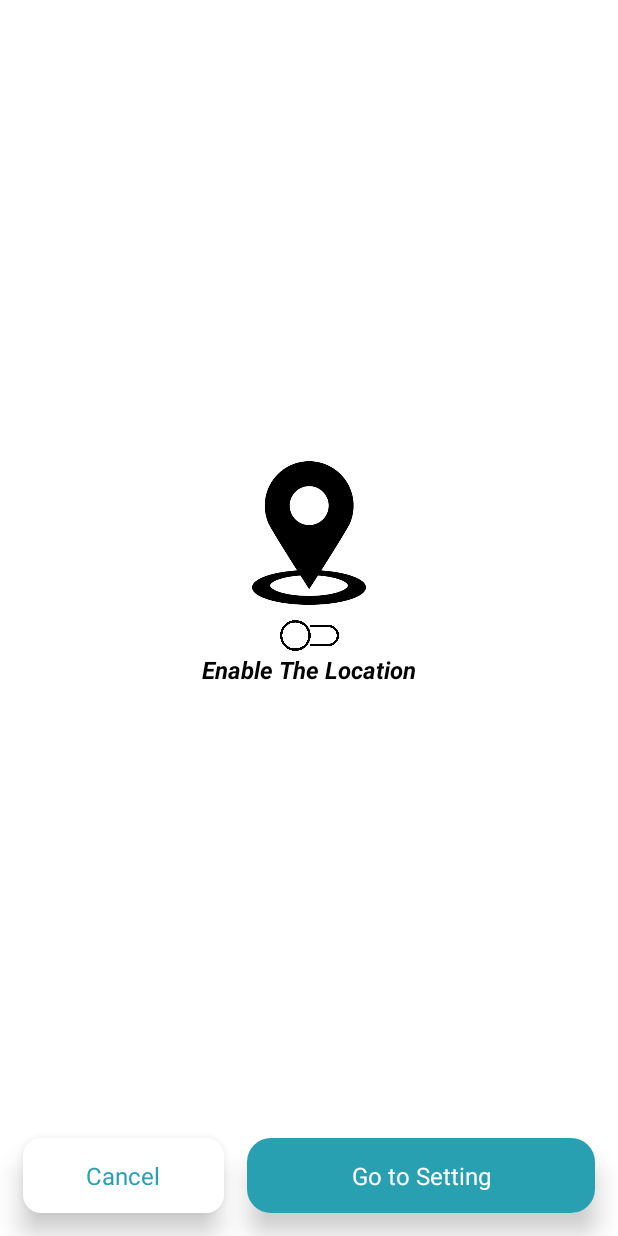
After one commit to tahajadid/SavedPlaces, an Android app: the layout enable_location.xml on its own in the app's theme, with its tools: preview values and no code run, on a phone screen of 412 x 824 dp. The commit adds this screen. Run offline under Robolectric (Android 15) with nearby library versions, the phone set to English and light mode, and no system bars.

Commit message:
Add enable location fix design bug

```diff
--- a/app/src/main/java/tahadeta/example/savedplaces/helper/Constants.kt
+++ b/app/src/main/java/tahadeta/example/savedplaces/helper/Constants.kt
@@ -1,6 +1,5 @@
 package tahadeta.example.savedplaces.helper
 
 object Constants {
-
-    val LIST_FAV = "list_fav"
+    val FIRST_CON = "first_con"
 }
--- a/app/src/main/java/tahadeta/example/savedplaces/ui/demo/DemoActivity.kt
+++ b/app/src/main/java/tahadeta/example/savedplaces/ui/demo/DemoActivity.kt
@@ -64,7 +64,7 @@ class DemoActivity : AppCompatActivity(), ViewPagerAdapter.ConditionViewPager {
     }
 
     private fun addToList() {
-        for (item in 1..4) {
+        for (item in 1..3) {
             data.add("item $item")
         }
     }
--- a/app/src/main/java/tahadeta/example/savedplaces/ui/map/FavouriteAdapter.kt
+++ b/app/src/main/java/tahadeta/example/savedplaces/ui/map/FavouriteAdapter.kt
@@ -25,15 +25,15 @@ class FavouriteAdapter(
     inner class ViewHolder(itemView: View) : RecyclerView.ViewHolder(itemView) {
 
         fun bindView(item: FavouritePlace, position: Int, context: Context?) {
-            var cordToShow: String = ""
+            var cordToShow = ""
 
-            val deleteImage: TextView = itemView.findViewById(R.id.delete_tv)
             val labelPlace: TextView = itemView.findViewById(R.id.place_name)
             val coordonateItem: TextView = itemView.findViewById(R.id.coordonate_item)
 
             if (item.lat.toString().length > 7) cordToShow += item.lat.toString().take(6) else
                 cordToShow += item.lat.toString()
 
+            cordToShow += " / "
             if (item.lng.toString().length > 7) cordToShow += item.lng.toString().take(6) else
                 cordToShow += item.lng.toString()
 
--- /dev/null
+++ b/app/src/main/res/layout/enable_location.xml
@@ -0,0 +1,97 @@
+<?xml version="1.0" encoding="utf-8"?>
+<androidx.constraintlayout.widget.ConstraintLayout xmlns:android="http://schemas.android.com/apk/res/android"
+    xmlns:app="http://schemas.android.com/apk/res-auto"
+    xmlns:tools="http://schemas.android.com/tools"
+    android:layout_width="match_parent"
+    android:background="@drawable/item_bg"
+    android:layout_height="match_parent">
+
+    <androidx.constraintlayout.widget.Guideline
+        android:id="@+id/guideline7"
+        android:layout_width="wrap_content"
+        android:layout_height="wrap_content"
+        android:orientation="horizontal"
+        app:layout_constraintGuide_percent="0.5" />
+
+    <androidx.constraintlayout.widget.Guideline
+        android:id="@+id/guideline9"
+        android:layout_width="wrap_content"
+        android:layout_height="wrap_content"
+        android:orientation="horizontal"
+        app:layout_constraintGuide_percent="0.7" />
+
+    <androidx.constraintlayout.widget.Guideline
+        android:id="@+id/guideline8"
+        android:layout_width="wrap_content"
+        android:layout_height="wrap_content"
+        android:orientation="vertical"
+        app:layout_constraintGuide_percent="0.4" />
+
+    <ImageView
+        android:id="@+id/imageView"
+        android:layout_width="136dp"
+        android:layout_height="113dp"
+        app:layout_constraintBottom_toTopOf="@+id/guideline7"
+        app:layout_constraintEnd_toEndOf="parent"
+        app:layout_constraintHorizontal_bias="0.5"
+        app:layout_constraintStart_toStartOf="parent"
+        app:layout_constraintTop_toTopOf="parent"
+        app:layout_constraintVertical_bias="1.0"
+        app:srcCompat="@drawable/location" />
+
+    <ImageView
+        android:id="@+id/imageView4"
+        android:layout_width="39dp"
+        android:layout_height="23dp"
+        app:layout_constraintEnd_toEndOf="parent"
+        app:layout_constraintHorizontal_bias="0.5"
+        app:layout_constraintStart_toStartOf="parent"
+        app:layout_constraintTop_toTopOf="@+id/guideline7"
+        app:srcCompat="@drawable/on" />
+
+    <TextView
+        android:id="@+id/textView3"
+        android:layout_width="wrap_content"
+        android:layout_height="wrap_content"
+        android:text="Enable The Location"
+        android:textColor="@color/black"
+        android:textSize="16sp"
+        android:textStyle="bold|italic"
+        app:layout_constraintEnd_toEndOf="parent"
+        app:layout_constraintHorizontal_bias="0.5"
+        app:layout_constraintStart_toStartOf="parent"
+        app:layout_constraintTop_toBottomOf="@+id/imageView4" />
+
+    <TextView
+        android:id="@+id/goSetting"
+        android:layout_width="0dp"
+        android:layout_height="50dp"
+        android:layout_marginVertical="15dp"
+        android:layout_marginEnd="15dp"
+        android:background="@drawable/index_bg"
+        android:elevation="10dp"
+        android:gravity="center"
+        android:text="Go to Setting"
+        android:textColor="@color/white"
+        android:textSize="16sp"
+        app:layout_constraintBottom_toBottomOf="parent"
+        app:layout_constraintEnd_toEndOf="parent"
+        app:layout_constraintStart_toStartOf="@+id/guideline8" />
+
+    <TextView
+        android:id="@+id/cancel"
+        android:layout_width="0dp"
+        android:layout_height="50dp"
+        android:layout_marginHorizontal="15dp"
+        android:layout_marginVertical="15dp"
+        android:background="@drawable/item_bg"
+        android:elevation="10sp"
+        android:gravity="center"
+        android:text="Cancel"
+        android:textColor="@color/teal"
+        android:textSize="16sp"
+        app:layout_constraintBottom_toBottomOf="parent"
+        app:layout_constraintEnd_toStartOf="@+id/guideline8"
+        app:layout_constraintStart_toStartOf="parent" />
+
+</androidx.constraintlayout.widget.ConstraintLayout>
--- a/app/src/main/res/layout/favourite_item.xml
+++ b/app/src/main/res/layout/favourite_item.xml
@@ -27,7 +27,7 @@
         android:id="@+id/coordonate_label"
         android:layout_width="wrap_content"
         android:layout_height="wrap_content"
-        android:text="szdeded"
+        android:text="Cordinates"
         android:layout_marginTop="10dp"
         android:layout_marginBottom="12dp"
         android:layout_marginStart="12dp"
```
Also changed, not shown: app/src/main/java/tahadeta/example/savedplaces/ui/demo/ViewPagerAdapter.kt (+3 -7 lines), app/src/main/java/tahadeta/example/savedplaces/ui/map/MapsActivity.kt (+28 -26 lines), app/src/main/res/layout/activity_demo.xml (+10 -0 lines), app/src/main/res/layout/item_page.xml (+16 -21 lines), app/src/main/res/drawable-v24/location.png (added), app/src/main/res/drawable-v24/on.png (added), app/src/main/res/drawable-v24/one.png (added), app/src/main/res/drawable-v24/three.png (added), app/src/main/res/drawable-v24/top.png (added), app/src/main/res/drawable-v24/two.png (added).
